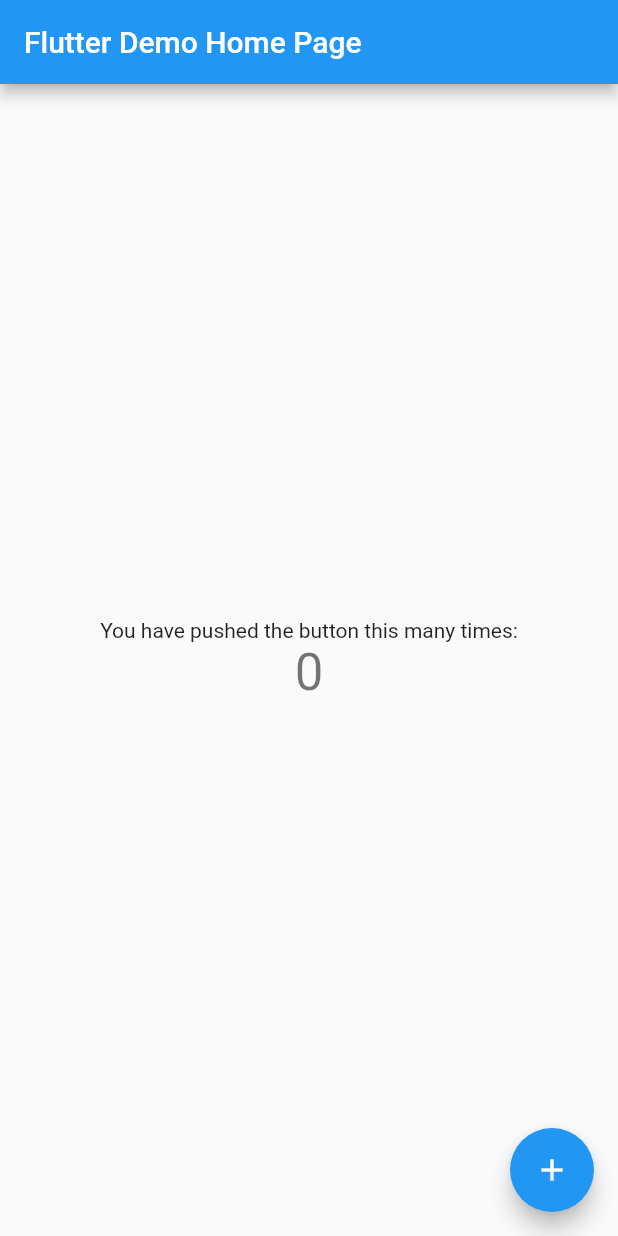
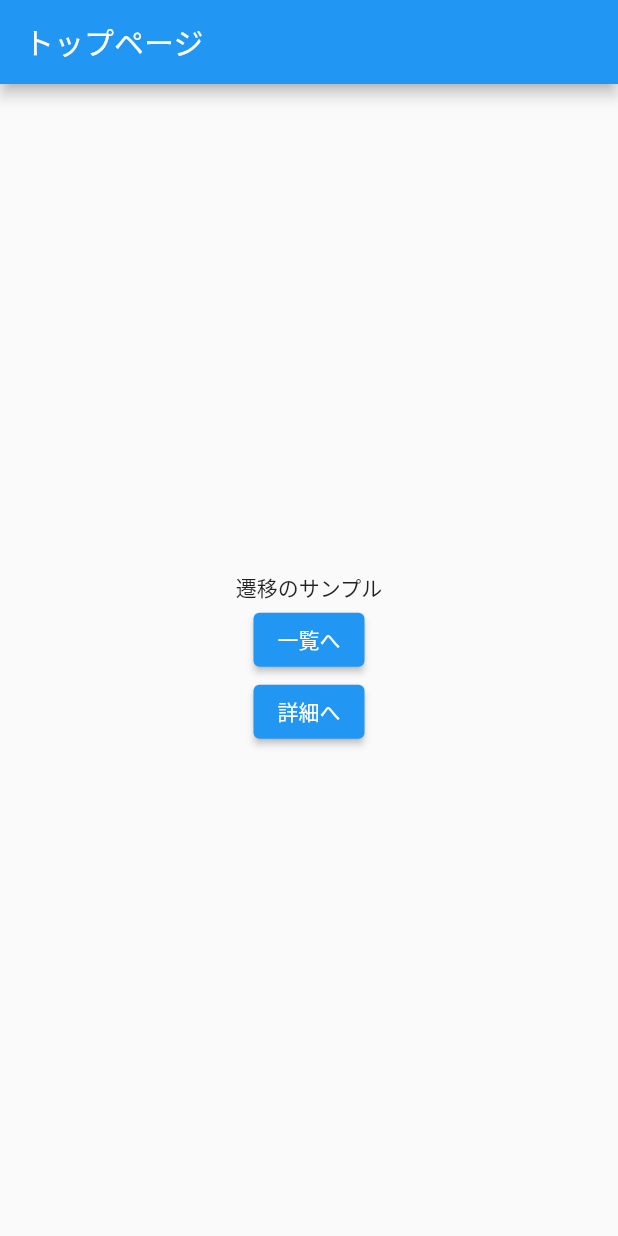
Before and after one commit to Khanashima/flutter-tab-base, a Flutter app: the screen it shows after launch, on a phone screen of 412 x 824 dp. Run offline on Flutter 3.47's test engine with Material 2 defaults, Android fonts, the phone set to English and light mode, and no system bars; our stand-ins replace go_router.

Commit message:
go_routerで一覧、詳細画面を作成

```diff
--- a/tab_app/lib/main.dart
+++ b/tab_app/lib/main.dart
@@ -1,4 +1,7 @@
 import 'package:flutter/material.dart';
+import 'package:go_router/go_router.dart';
+
+import 'router/router.dart';
 
 void main() {
   runApp(const MyApp());
@@ -10,21 +13,8 @@ class MyApp extends StatelessWidget {
   // This widget is the root of your application.
   @override
   Widget build(BuildContext context) {
-    return MaterialApp(
-      title: 'Flutter Demo',
-      theme: ThemeData(
-        // This is the theme of your application.
-        //
-        // Try running your application with "flutter run". You'll see the
-        // application has a blue toolbar. Then, without quitting the app, try
-        // changing the primarySwatch below to Colors.green and then invoke
-        // "hot reload" (press "r" in the console where you ran "flutter run",
-        // or simply save your changes to "hot reload" in a Flutter IDE).
-        // Notice that the counter didn't reset back to zero; the application
-        // is not restarted.
-        primarySwatch: Colors.blue,
-      ),
-      home: const MyHomePage(title: 'Flutter Demo Home Page'),
+    return MaterialApp.router(
+      routerConfig: router,
     );
   }
 }
@@ -48,19 +38,6 @@ class MyHomePage extends StatefulWidget {
 }
 
 class _MyHomePageState extends State<MyHomePage> {
-  int _counter = 0;
-
-  void _incrementCounter() {
-    setState(() {
-      // This call to setState tells the Flutter framework that something has
-      // changed in this State, which causes it to rerun the build method below
-      // so that the display can reflect the updated values. If we changed
-      // _counter without calling setState(), then the build method would not be
-      // called again, and so nothing would appear to happen.
-      _counter++;
-    });
-  }
-
   @override
   Widget build(BuildContext context) {
     // This method is rerun every time setState is called, for instance as done
@@ -76,40 +53,27 @@ class _MyHomePageState extends State<MyHomePage> {
         title: Text(widget.title),
       ),
       body: Center(
-        // Center is a layout widget. It takes a single child and positions it
-        // in the middle of the parent.
         child: Column(
-          // Column is also a layout widget. It takes a list of children and
-          // arranges them vertically. By default, it sizes itself to fit its
-          // children horizontally, and tries to be as tall as its parent.
-          //
-          // Invoke "debug painting" (press "p" in the console, choose the
-          // "Toggle Debug Paint" action from the Flutter Inspector in Android
-          // Studio, or the "Toggle Debug Paint" command in Visual Studio Code)
-          // to see the wireframe for each widget.
-          //
-          // Column has various properties to control how it sizes itself and
-          // how it positions its children. Here we use mainAxisAlignment to
-          // center the children vertically; the main axis here is the vertical
-          // axis because Columns are vertical (the cross axis would be
-          // horizontal).
           mainAxisAlignment: MainAxisAlignment.center,
           children: <Widget>[
-            const Text(
-              'You have pushed the button this many times:',
+            Text(
+              '遷移のサンプル',
             ),
-            Text(
-              '$_counter',
-              style: Theme.of(context).textTheme.headline4,
+            ElevatedButton(
+              child: const Text('一覧へ'),
+              onPressed: () {
+                context.go('/list');
+              },
             ),
+            ElevatedButton(
+              child: const Text('詳細へ'),
+              onPressed: () {
+                context.go('/detail');
+              },
+            )
           ],
         ),
       ),
-      floatingActionButton: FloatingActionButton(
-        onPressed: _incrementCounter,
-        tooltip: 'Increment',
-        child: const Icon(Icons.add),
-      ), // This trailing comma makes auto-formatting nicer for build methods.
     );
   }
 }
--- /dev/null
+++ b/tab_app/lib/presentation/detail/detail_page.dart
@@ -0,0 +1,20 @@
+import 'package:flutter/material.dart';
+
+class DetailPage extends StatelessWidget {
+  const DetailPage({super.key});
+
+  @override
+  Widget build(BuildContext context) {
+    return MaterialApp(
+      title: '詳細画面',
+      home: Scaffold(
+        appBar: AppBar(
+          title: const Text('詳細画面'),
+        ),
+        body: const Center(
+          child: Text('詳細画面'),
+        ),
+      ),
+    );
+  }
+}
--- /dev/null
+++ b/tab_app/lib/presentation/list/list_page.dart
@@ -0,0 +1,20 @@
+import 'package:flutter/material.dart';
+
+class ListPage extends StatelessWidget {
+  const ListPage({super.key});
+
+  @override
+  Widget build(BuildContext context) {
+    return MaterialApp(
+      title: '一覧画面',
+      home: Scaffold(
+        appBar: AppBar(
+          title: const Text('一覧画面'),
+        ),
+        body: const Center(
+          child: Text('一覧画面'),
+        ),
+      ),
+    );
+  }
+}
--- /dev/null
+++ b/tab_app/lib/router/router.dart
@@ -0,0 +1,23 @@
+import 'package:go_router/go_router.dart';
+
+import '../main.dart';
+import '../presentation/detail/detail_page.dart';
+import '../presentation/list/list_page.dart';
+
+// GoRouter configuration
+final router = GoRouter(
+  routes: [
+    GoRoute(
+      path: '/',
+      builder: (context, state) => const MyHomePage(title: "トップページ"),
+    ),
+    GoRoute(
+      path: '/list',
+      builder: (context, state) => const ListPage(),
+    ),
+    GoRoute(
+      path: '/detail',
+      builder: (context, state) => const DetailPage(),
+    ),
+  ],
+);
```
